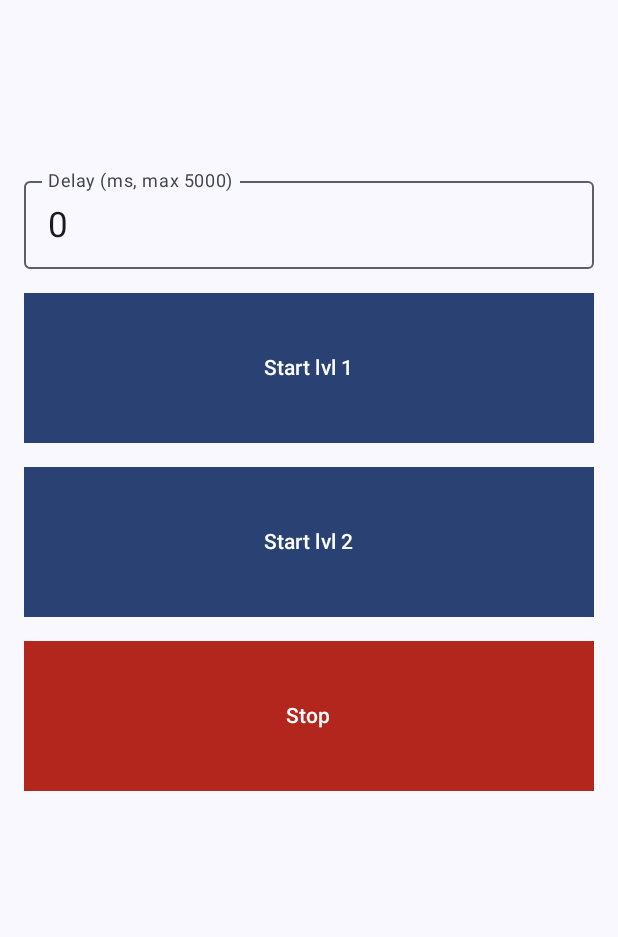
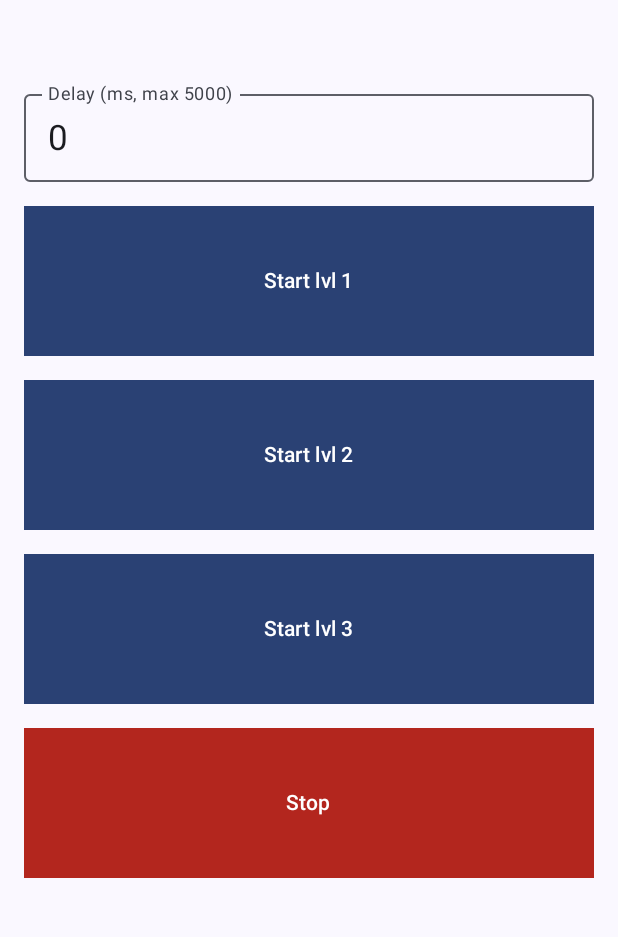
Before and after one commit to Bondpl/ShootingCommands, an Android app built with Jetpack Compose: the screen it shows after launch (MainActivity), after a tap on "Start lvl 1", on a phone screen of 412 x 824 dp, the part 138-1075 px from its top. Run offline under Robolectric (Android 15) with nearby library versions, the phone set to English and light mode, and no system bars.

Commit message:
Add level 3 audio options and button. Modified MediaPlayer management

```diff
--- a/app/src/main/java/com/example/komendystrzelanie/MainActivity.kt
+++ b/app/src/main/java/com/example/komendystrzelanie/MainActivity.kt
@@ -43,27 +43,45 @@ class MainActivity : ComponentActivity() {
         }
     }
 }
+const val DELAY_AFTER_PLAYING_SPECIFIC_COMMANDS = 3000L // Delay after playing specific audio files
 
 @Composable
 fun AudioButtonScreen(modifier: Modifier = Modifier) {
     val context = LocalContext.current
-    var mediaPlayer by remember { mutableStateOf<MediaPlayer?>(null) }
+    var mediaPlayer by remember { mutableStateOf(MediaPlayer()) }
     var delayText by remember { mutableStateOf("0") }
     var audioJob by remember { mutableStateOf<Job?>(null) }
 
-
-    val Level1 = listOf(
+    val level1 = listOf(
         "lewo.mp3",
         "prawo.mp3",
         "lewo_up.mp3",
         "prawo_up.mp3",
     )
 
-    val Level2 = listOf(
+    val level2 = listOf(
         "lewo.mp3",
         "prawo.mp3",
         "lewo_up.mp3",
         "prawo_up.mp3",
+        "tyl_przez_lewe.mp3",
+        "tyl_przez_prawe.mp3",
+        "tyl_przez_lewe_up.mp3",
+        "tyl_przez_prawe_up.mp3",
+    )
+
+    val level3 = listOf(
+        "lewo.mp3",
+        "prawo.mp3",
+        "lewo_up.mp3",
+        "prawo_up.mp3",
+        "tyl_przez_lewe.mp3",
+        "tyl_przez_prawe.mp3",
+        "tyl_przez_lewe_up.mp3",
+        "tyl_przez_prawe_up.mp3",
+        "pierwsza.mp3",
+        "druga.mp3",
+        "trzecia.mp3",
     )
 
     // Clean up MediaPlayer when composable is disposed
@@ -117,15 +135,9 @@ fun AudioButtonScreen(modifier: Modifier = Modifier) {
         Button(
             onClick = {
                 audioJob?.cancel()
-                mediaPlayer?.stop()
-                mediaPlayer?.release()
-                mediaPlayer = null
                 // Set delayMs only when Button is clicked
                 val delayMs = delayText.toLongOrNull()?.coerceAtMost(5000L) ?: 0L
-                audioJob = startAudioLoop(context, Level1, delayMs) { player ->
-                    mediaPlayer?.release()
-                    mediaPlayer = player
-                }
+                audioJob = startAudioLoop(context, level1, delayMs,mediaPlayer) {}
             },
             modifier = Modifier
                 .fillMaxWidth()
@@ -140,15 +152,10 @@ fun AudioButtonScreen(modifier: Modifier = Modifier) {
         Button(
             onClick = {
                 audioJob?.cancel()
-                mediaPlayer?.stop()
-                mediaPlayer?.release()
-                mediaPlayer = null
                 // Set delayMs only when Button is clicked
                 val delayMs = delayText.toLongOrNull()?.coerceAtMost(5000L) ?: 0L
-                audioJob = startAudioLoop(context, Level2, delayMs) { player ->
-                    mediaPlayer?.release()
-                    mediaPlayer = player
-                }
+                audioJob = startAudioLoop(context, level2, delayMs,mediaPlayer) {}
+
             },
             modifier = Modifier
                 .fillMaxWidth()
@@ -158,15 +165,35 @@ fun AudioButtonScreen(modifier: Modifier = Modifier) {
         ) {
             Text("Start lvl 2")
         }
+        //Start lvl3 Button
+        Button(
+            onClick = {
+                audioJob?.cancel()
+                // Set delayMs only when Button is clicked
+                val delayMs = delayText.toLongOrNull()?.coerceAtMost(5000L) ?: 0L
+                audioJob = startAudioLoop(context, level3, delayMs,mediaPlayer) {}
+
+            },
+            modifier = Modifier
+                .fillMaxWidth()
+                .padding(vertical = 8.dp)
+                .heightIn(min = 100.dp),
+            shape = RectangleShape
+        ) {
+            Text("Start lvl 3")
+        }
 
         // Stop Button
         Button(
             onClick = {
                 audioJob?.cancel()
                 audioJob = null
-                mediaPlayer?.stop()
-                mediaPlayer?.release()
-                mediaPlayer = null
+                mediaPlayer.let {
+                    if (it.isPlaying) {
+                        it.stop()
+                    }
+                    it.release()
+                }
             },
             modifier = Modifier
                 .fillMaxWidth()
@@ -182,51 +209,50 @@ fun AudioButtonScreen(modifier: Modifier = Modifier) {
 }
 
 
-suspend fun playAudioFromAssets(context: Context, fileName: String): Boolean {
-    return try {
-        val player = MediaPlayer()
+suspend fun playAudioFromAssets(context: Context, fileName: String, player: MediaPlayer): Boolean {
+    try {
         val afd = context.assets.openFd("Audio/$fileName")
         player.setDataSource(afd.fileDescriptor, afd.startOffset, afd.length)
         player.prepare()
 
         suspendCancellableCoroutine { continuation ->
             player.setOnCompletionListener {
-                player.release()
                 continuation.resume(true)
             }
             player.setOnErrorListener { _, _, _ ->
-                player.release()
                 continuation.resume(false)
                 true
             }
             continuation.invokeOnCancellation {
                 player.stop()
-                player.release()
             }
             player.start()
         }
+        return true
     } catch (e: Exception) {
         e.printStackTrace()
-        false
+        return false
     }
 }
 
-
-fun startAudioLoop(context: Context, audioFiles: List<String>, delayMs: Long, setMediaPlayer: (MediaPlayer?) -> Unit): Job {
+fun startAudioLoop(context: Context, audioFiles: List<String>, delayMs: Long, mediaPlayer: MediaPlayer, setMediaPlayer: (MediaPlayer?) -> Unit): Job {
     return CoroutineScope(Dispatchers.Main).launch {
         try {
             while (isActive) {
                 val randomAudio = audioFiles.random()
 
-                // Odtwórz audio i czekaj na zakończenie
-                val success = playAudioFromAssets(context, randomAudio)
+                mediaPlayer.reset()
+                val success = playAudioFromAssets(context, randomAudio, mediaPlayer)
                 if (!success || !isActive) break
 
-                // Czekaj delay przed następnym
+                // Delay for these specific files
+                if (randomAudio == "pierwsza.mp3" || randomAudio == "druga.mp3" || randomAudio == "trzecia.mp3") {
+                    delay(DELAY_AFTER_PLAYING_SPECIFIC_COMMANDS)
+                }
+
                 delay(delayMs)
             }
         } catch (e: CancellationException) {
-            // Normalne anulowanie
         } catch (e: Exception) {
             e.printStackTrace()
         } finally {
```
Also changed, not shown: 9 other files.
